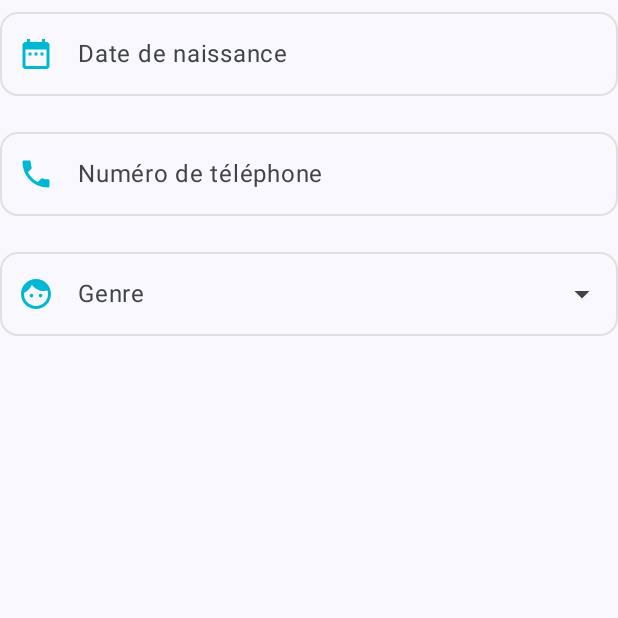
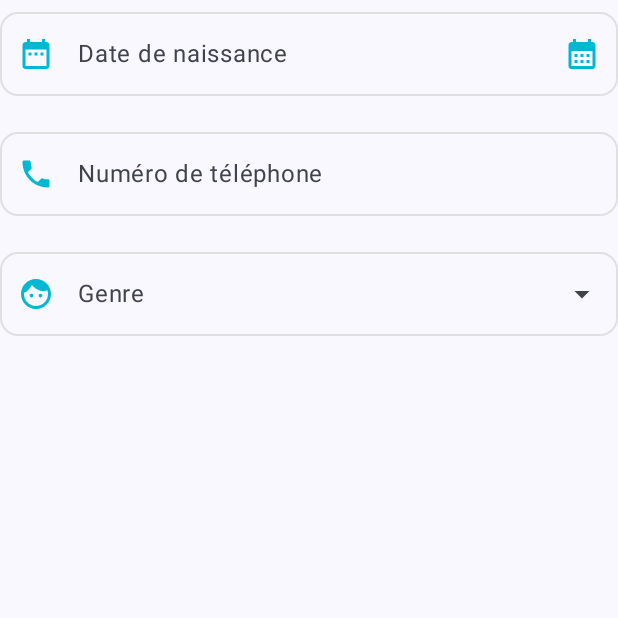
Before and after one commit to DarnaProjectMobile/DarnaFrontAndroid, an Android app built with Jetpack Compose: the composable Step2Content called with empty values, on a phone screen of 412 x 824 dp, the top half of it. Run offline under Robolectric (Android 15) with nearby library versions, the phone set to English and light mode, and no system bars.

Commit message:
Date Picker in Singin

```diff
--- a/app/src/main/java/com/sim/darna/screens/SignUpScreen.kt
+++ b/app/src/main/java/com/sim/darna/screens/SignUpScreen.kt
@@ -1,8 +1,11 @@
 package com.sim.darna.screens
 
+import android.app.DatePickerDialog
 import androidx.compose.animation.*
 import androidx.compose.animation.core.*
 import androidx.compose.foundation.background
+import androidx.compose.foundation.clickable
+import androidx.compose.foundation.interaction.MutableInteractionSource
 import androidx.compose.foundation.layout.*
 import androidx.compose.foundation.rememberScrollState
 import androidx.compose.foundation.shape.CircleShape
@@ -18,6 +21,7 @@ import androidx.compose.ui.draw.clip
 import androidx.compose.ui.draw.scale
 import androidx.compose.ui.graphics.Brush
 import androidx.compose.ui.graphics.Color
+import androidx.compose.ui.platform.LocalContext
 import androidx.compose.ui.text.font.FontWeight
 import androidx.compose.ui.text.input.PasswordVisualTransformation
 import androidx.compose.ui.text.input.VisualTransformation
@@ -29,6 +33,7 @@ import com.sim.darna.model.RegisterRequest
 import com.sim.darna.ViewModel.RegisterViewModel
 import com.sim.darna.factory.RegisterVmFactory
 import kotlinx.coroutines.launch
+import java.util.Calendar
 
 @OptIn(ExperimentalMaterial3Api::class)
 @Composable
@@ -61,7 +66,8 @@ fun SignUpScreen(onScanIdClick: () -> Unit = {}) {
     var confirmPasswordError by remember { mutableStateOf<String?>(null) }
     var confirmPasswordVisible by remember { mutableStateOf(false) }
 
-    val baseUrl = "http://10.0.2.2:3000/"
+    val context = LocalContext.current
+    val baseUrl = "http://10.61.177.155:3000/"
     val viewModel: RegisterViewModel = viewModel(factory = RegisterVmFactory(baseUrl))
     val uiState = viewModel.state.collectAsState().value
     val coroutineScope = rememberCoroutineScope()
@@ -141,6 +147,29 @@ fun SignUpScreen(onScanIdClick: () -> Unit = {}) {
         return listOf(passwordError, confirmPasswordError).all { it == null }
     }
 
+    fun openBirthDatePicker(currentValue: String?, onDateSelected: (String) -> Unit) {
+        val calendar = Calendar.getInstance()
+        currentValue?.takeIf { it.matches(Regex("^\\d{4}-\\d{2}-\\d{2}$")) }?.split("-")?.let { parts ->
+            val year = parts.getOrNull(0)?.toIntOrNull()
+            val month = parts.getOrNull(1)?.toIntOrNull()?.minus(1)
+            val day = parts.getOrNull(2)?.toIntOrNull()
+            if (year != null && month != null && day != null) {
+                calendar.set(year, month, day)
+            }
+        }
+
+        DatePickerDialog(
+            context,
+            { _, year, month, day ->
+                val selectedDate = "%04d-%02d-%02d".format(year, month + 1, day)
+                onDateSelected(selectedDate)
+            },
+            calendar.get(Calendar.YEAR),
+            calendar.get(Calendar.MONTH),
+            calendar.get(Calendar.DAY_OF_MONTH)
+        ).show()
+    }
+
     Scaffold(
         snackbarHost = { SnackbarHost(snackbarHostState) }
     ) { padding ->
@@ -205,7 +234,13 @@ fun SignUpScreen(onScanIdClick: () -> Unit = {}) {
                     2 -> Step2Content(
                         birthDate = birthDate,
                         onBirthDateChange = {
-                            birthDate = it; birthDateError = validateBirthDate(it)
+                            // Text change handled via date picker
+                        },
+                        onBirthDateClick = {
+                            openBirthDatePicker(birthDate) { date ->
+                                birthDate = date
+                                birthDateError = validateBirthDate(date)
+                            }
                         },
                         birthDateError = birthDateError,
                         phoneNumber = phoneNumber,
@@ -314,11 +349,7 @@ fun SignUpScreen(onScanIdClick: () -> Unit = {}) {
                                         role = "client",
                                         dateDeNaissance = "${birthDate}T00:00:00.000Z",
                                         numTel = phoneNumber,
-                                        gender = when (gender) {
-                                            "Homme" -> "Male"
-                                            "Femme" -> "Female"
-                                            else -> "Other"
-                                        },
+                                        gender = if (gender == "Homme") "Male" else "Female",
                                         image = null
                                     )
                                     coroutineScope.launch {
@@ -592,6 +623,7 @@ fun Step1Content(
 fun Step2Content(
     birthDate: String,
     onBirthDateChange: (String) -> Unit,
+    onBirthDateClick: () -> Unit,
     birthDateError: String?,
     phoneNumber: String,
     onPhoneNumberChange: (String) -> Unit,
@@ -604,20 +636,11 @@ fun Step2Content(
     genderError: String?
 ) {
     Column(modifier = Modifier.fillMaxWidth()) {
-        OutlinedTextField(
+        DatePickerTextField(
             value = birthDate,
-            onValueChange = onBirthDateChange,
-            label = { Text("Date de naissance") },
-            leadingIcon = { Icon(Icons.Default.DateRange, null, tint = Color(0xFF00B8D4)) },
-            placeholder = { Text("1999-05-01") },
-            isError = birthDateError != null,
-            supportingText = birthDateError?.let { { Text(it) } },
-            modifier = Modifier.fillMaxWidth(),
-            shape = RoundedCornerShape(12.dp),
-            colors = OutlinedTextFieldDefaults.colors(
-                focusedBorderColor = Color(0xFF00B8D4),
-                unfocusedBorderColor = Color(0xFFE0E0E0)
-            )
+            label = "Date de naissance",
+            error = birthDateError,
+            onClick = onBirthDateClick
         )
 
         Spacer(modifier = Modifier.height(16.dp))
@@ -674,6 +697,46 @@ fun Step2Content(
                 }
             }
         }
+    }
+}
+
+@Composable
+private fun DatePickerTextField(
+    value: String,
+    label: String,
+    error: String?,
+    onClick: () -> Unit
+) {
+    val interactionSource = remember { MutableInteractionSource() }
+    Box(modifier = Modifier.fillMaxWidth()) {
+        OutlinedTextField(
+            value = value,
+            onValueChange = {},
+            readOnly = true,
+            label = { Text(label) },
+            leadingIcon = { Icon(Icons.Default.DateRange, null, tint = Color(0xFF00B8D4)) },
+            placeholder = { Text("1999-05-01") },
+            isError = error != null,
+            supportingText = error?.let { { Text(it) } },
+            modifier = Modifier.fillMaxWidth(),
+            shape = RoundedCornerShape(12.dp),
+            colors = OutlinedTextFieldDefaults.colors(
+                focusedBorderColor = Color(0xFF00B8D4),
+                unfocusedBorderColor = Color(0xFFE0E0E0)
+            ),
+            trailingIcon = {
+                Icon(Icons.Default.CalendarMonth, contentDescription = null, tint = Color(0xFF00B8D4))
+            }
+        )
+        Spacer(
+            modifier = Modifier
+                .matchParentSize()
+                .clickable(
+                    interactionSource = interactionSource,
+                    indication = null,
+                    onClick = onClick
+                )
+        )
     }
 }
 
```
